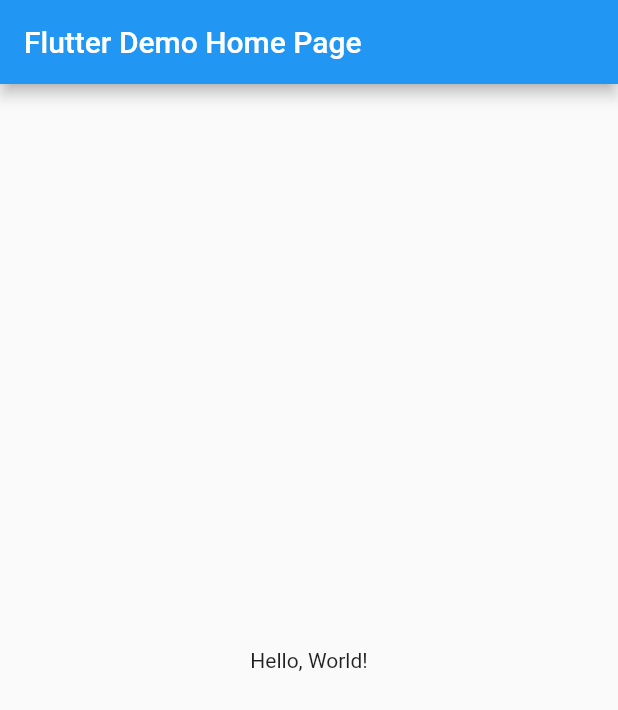
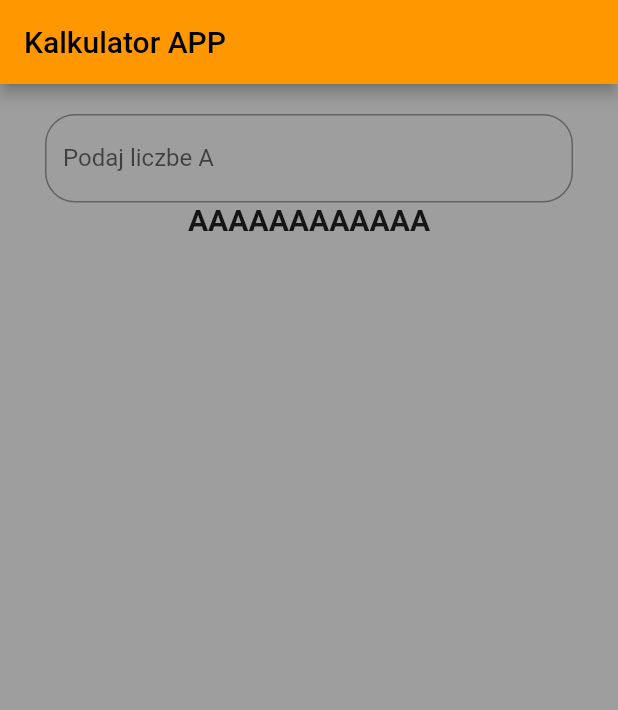
Before and after one commit to saulgoodman20/KalkulatorAPP, a Flutter app: the screen it shows after launch, on a phone screen of 412 x 824 dp. Shown: the top 710 px of the screen. Run offline on Flutter 3.47's test engine with Material 2 defaults, Android fonts, the phone set to English and light mode, and no system bars; Roboto replaces fonts that are missing (Comic Sans MS).

Commit message:
First commit

```diff
--- a/lib/main.dart
+++ b/lib/main.dart
@@ -1,6 +1,6 @@
 import 'package:flutter/material.dart';
 
-void main() => runApp(MyApp());
+void main() => runApp(const MyApp());
 
 class MyApp extends StatelessWidget {
   const MyApp({super.key});
@@ -9,34 +9,61 @@ class MyApp extends StatelessWidget {
   Widget build(BuildContext context) {
     return MaterialApp(
       // Application name
-      title: 'Flutter Hello World',
+      title: 'Kalkulator APP',
       // Application theme data, you can set the colors for the application as
       // you want
       theme: ThemeData(
-        primarySwatch: Colors.blue,
+        primarySwatch: Colors.orange,
+        scaffoldBackgroundColor: Colors.grey,
       ),
       // A widget which will be started on application startup
-      home: MyHomePage(title: 'Flutter Demo Home Page'),
+      home: const MyHomePage(),
     );
   }
 }
 
-class MyHomePage extends StatelessWidget {
-  final String title;
-  const MyHomePage({super.key, required this.title});
+class MyHomePage extends StatefulWidget {
+  const MyHomePage({super.key});
 
+  @override
+  MyAppState createState() => MyAppState();
+}
+
+class MyAppState extends State<MyHomePage> {
   @override
   Widget build(BuildContext context) {
     return Scaffold(
-      appBar: AppBar(
-        // The title text which will be shown on the action bar
-        title: Text(title),
-      ),
-      body: Center(
-        child: Text(
-          'Hello, World!',
+        appBar: AppBar(
+          // The title text which will be shown on the action bar
+          title: Text("Kalkulator APP"),
         ),
-      ),
-    );
+        body: Column(
+          children: [
+            Center(
+              child: Padding(
+                padding:
+                    const EdgeInsets.symmetric(vertical: 10, horizontal: 5),
+              ),
+            ),
+            Padding(
+              padding: const EdgeInsets.symmetric(horizontal: 30),
+              child: TextField(
+                decoration: InputDecoration(
+                    label: Text("Podaj liczbe A"),
+                    border: OutlineInputBorder(
+                        borderRadius: BorderRadius.circular(20))),
+              ),
+            ),
+            Text(
+              "AAAAAAAAAAAA",
+              style: TextStyle(
+                fontSize: 20,
+                color: Colors.black87,
+                fontFamily: "Comic Sans MS",
+                fontWeight: FontWeight.bold,
+              ),
+            ),
+          ],
+        ));
   }
 }
```
